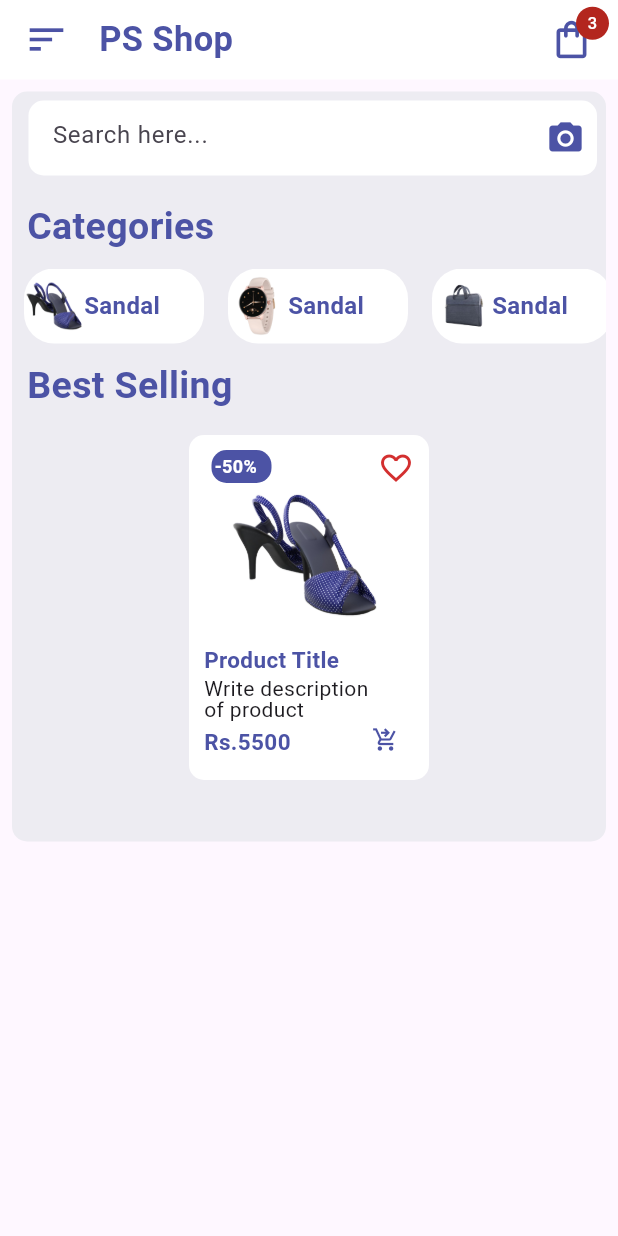
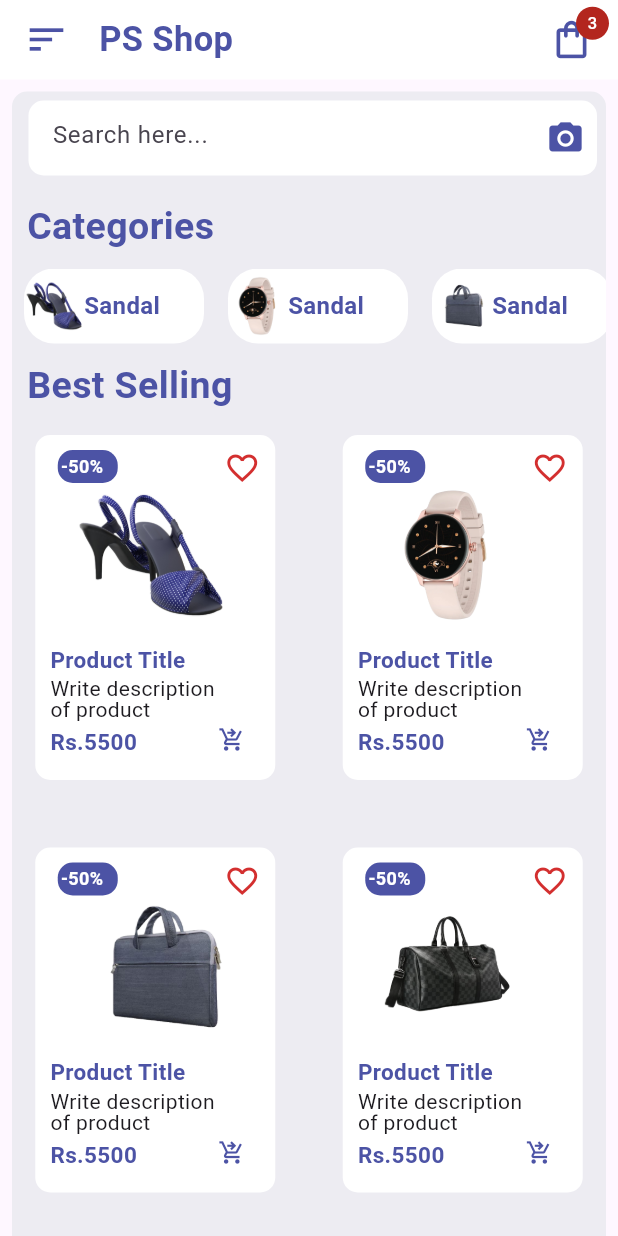
Before and after one commit to Pamod1478/E-Commerce-App, a Flutter app: the screen it shows after launch, on a phone screen of 412 x 824 dp. Run offline on Flutter 3.47's test engine with Material 3 defaults, Android fonts, the phone set to English and light mode, and no system bars.

Commit message:
add data in to the best selling page

```diff
--- a/lib/pages/homepage.dart
+++ b/lib/pages/homepage.dart
@@ -20,7 +20,6 @@ class HomePage extends StatelessWidget {
               Padding(
                 padding: const EdgeInsets.all(8.0),
                 child: Container(
-                  height: 500,
                   width: double.infinity,
                   decoration: BoxDecoration(
                     color: Color(0xFFEDECF2),
--- a/lib/widgets/itemsWidget.dart
+++ b/lib/widgets/itemsWidget.dart
@@ -6,8 +6,13 @@ class ItemsWidget extends StatelessWidget {
   @override
   Widget build(BuildContext context) {
     return Container(
-      child: Column(
+      //start divide in to 2 rows
+      child: Wrap(
+        spacing: 15,
+        runSpacing: 15,
+        //end divide in to 2 rows
         children: [
+          for (int i = 1; i < 8; i++)
             Padding(
               padding: const EdgeInsets.all(15.0),
               child: Container(
@@ -45,14 +50,17 @@ class ItemsWidget extends StatelessWidget {
                     Positioned(
                       top: 10,
                       right: 10,
-                    child: Icon(Icons.favorite_border, color: Colors.red[700]),
+                      child: Icon(
+                        Icons.favorite_border,
+                        color: Colors.red[700],
+                      ),
                     ),
                     InkWell(
                       onTap: () {},
                       child: Padding(
                         padding: const EdgeInsets.only(top: 35, left: 25),
                         child: Container(
-                        child: Image.asset("images/1.png", height: 90),
+                          child: Image.asset("images/$i.png", height: 90),
                         ),
                       ),
                     ),
```
Lines whose indentation alone changed are shown as unchanged.
